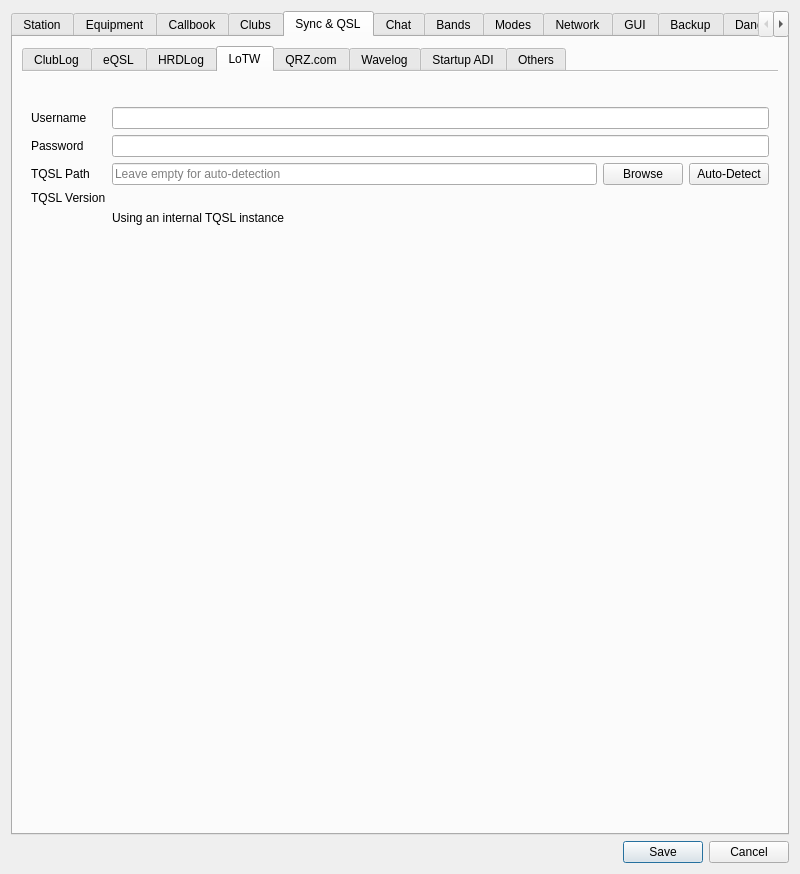
Old version of the form ui/SettingsDialog.ui in the repository foldynl/QLog.
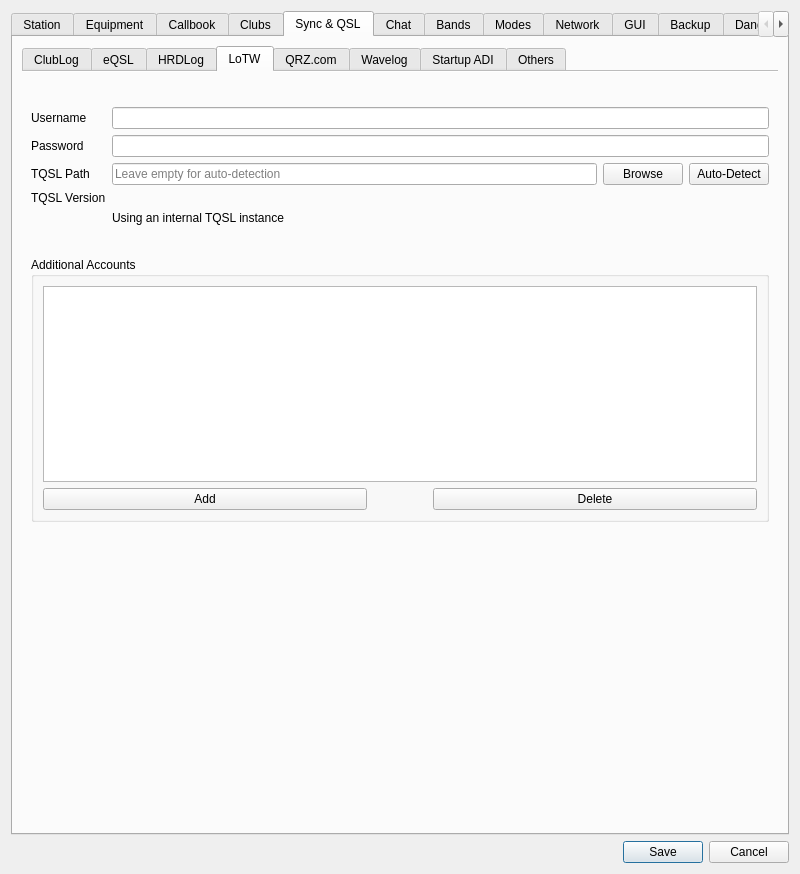
New version of the form. The open tabs and pages were chosen to show the change. Icons and pictures are not drawn. Custom widgets are drawn as their Qt base class.

Commit message: LoTW: Added additional accounts for QSL download (#888)

The edit to the form file:
```diff
--- a/ui/SettingsDialog.ui
+++ b/ui/SettingsDialog.ui
@@ -3955,6 +3955,93 @@
              </property>
             </widget>
            </item>
+           <item row="6" column="0">
+            <spacer name="verticalSpacer_27">
+             <property name="orientation">
+              <enum>Qt::Vertical</enum>
+             </property>
+             <property name="sizeType">
+              <enum>QSizePolicy::Maximum</enum>
+             </property>
+             <property name="sizeHint" stdset="0">
+              <size>
+               <width>20</width>
+               <height>20</height>
+              </size>
+             </property>
+            </spacer>
+           </item>
+           <item row="7" column="0" colspan="2">
+            <widget class="QGroupBox" name="groupBox_20">
+             <property name="title">
+              <string>Additional Accounts</string>
+             </property>
+             <layout class="QVBoxLayout" name="verticalLayout_24">
+              <item>
+               <widget class="QTableView" name="lotwAccountTableView">
+                <property name="toolTip">
+                 <string>Accounts used for the QSL download. Callsigns of the account separated by commas; leave empty if the account holds only the callsign equal to its username.</string>
+                </property>
+                <property name="alternatingRowColors">
+                 <bool>true</bool>
+                </property>
+                <property name="selectionMode">
+                 <enum>QAbstractItemView::SingleSelection</enum>
+                </property>
+                <property name="verticalScrollMode">
+                 <enum>QAbstractItemView::ScrollPerPixel</enum>
+                </property>
+                <property name="horizontalScrollMode">
+                 <enum>QAbstractItemView::ScrollPerPixel</enum>
+                </property>
+                <attribute name="horizontalHeaderStretchLastSection">
+                 <bool>true</bool>
+                </attribute>
+                <attribute name="verticalHeaderVisible">
+                 <bool>false</bool>
+                </attribute>
+               </widget>
+              </item>
+              <item>
+               <layout class="QHBoxLayout" name="horizontalLayout_384">
+                <property name="bottomMargin">
+                 <number>0</number>
+                </property>
+                <item>
+                 <widget class="QPushButton" name="lotwAccountAddButton">
+                  <property name="text">
+                   <string>Add</string>
+                  </property>
+                 </widget>
+                </item>
+                <item>
+                 <spacer name="horizontalSpacer_84">
+                  <property name="orientation">
+                   <enum>Qt::Horizontal</enum>
+                  </property>
+                  <property name="sizeType">
+                   <enum>QSizePolicy::Maximum</enum>
+                  </property>
+                  <property name="sizeHint" stdset="0">
+                   <size>
+                    <width>60</width>
+                    <height>20</height>
+                   </size>
+                  </property>
+                 </spacer>
+                </item>
+                <item>
+                 <widget class="QPushButton" name="lotwAccountDelButton">
+                  <property name="text">
+                   <string>Delete</string>
+                  </property>
+                 </widget>
+                </item>
+               </layout>
+              </item>
+             </layout>
+            </widget>
+           </item>
           </layout>
          </widget>
          <widget class="QWidget" name="qrzSyncQSLTab">
```
Left out of the diff: 34 changed lines with no effect on the pictures. The commit also changes 6 other files.
